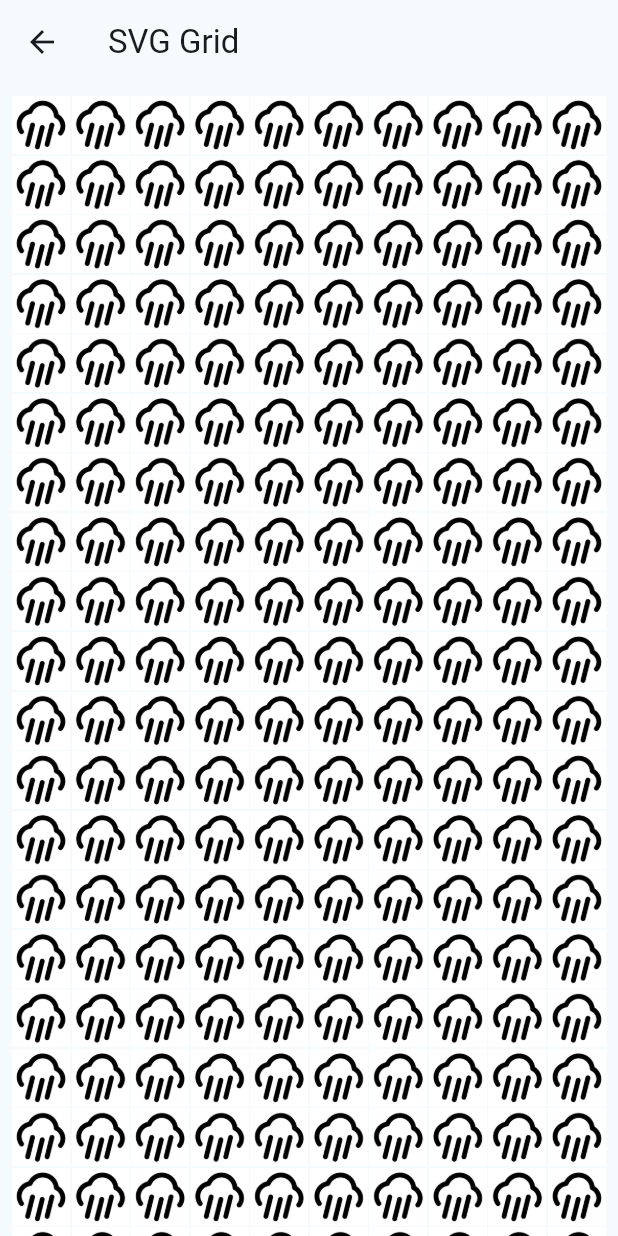
After one commit to tienanh306201z/coloring_by_name_demo, a Flutter app: the ShowGridScreen screen opened directly, on a phone screen of 412 x 824 dp. The commit adds this screen. Run offline on Flutter 3.47's test engine with Material 3 defaults, Android fonts, the phone set to English and light mode, and no system bars; our stand-ins replace copy_with_extension, flutter_svg, path_drawing.

Commit message:
version 1

```diff
--- /dev/null
+++ b/lib/features/coloring_test/show_grid_screen.dart
@@ -0,0 +1,60 @@
+import 'package:flutter/material.dart';
+import 'package:flutter_svg/svg.dart';
+
+class ShowGridScreen extends StatefulWidget {
+  const ShowGridScreen({super.key});
+
+  @override
+  State<ShowGridScreen> createState() => _ShowGridScreenState();
+}
+
+class _ShowGridScreenState extends State<ShowGridScreen> {
+  late final _cachedSvg = SvgPicture.asset('assets/test5.svg', fit: BoxFit.contain);
+  late final _cachedPng = Image.asset(
+    'assets/test6.png',
+    errorBuilder: (context, error, stackTrace) {
+      print('Error loading image: $error');
+      return const ColoredBox(
+        color: Colors.red,
+        child: Center(
+          child: Text(
+            '!',
+            style: TextStyle(color: Colors.white),
+          ),
+        ),
+      );
+    },
+    frameBuilder: (context, child, frame, wasSynchronouslyLoaded) {
+      if (frame == null) {
+        return const Center(child: CircularProgressIndicator());
+      }
+      return child;
+    },
+  );
+
+  @override
+  Widget build(BuildContext context) {
+    return Scaffold(
+      appBar: AppBar(
+        title: const Text('SVG Grid'),
+      ),
+      body: InteractiveViewer(
+        child: GridView.builder(
+          gridDelegate: const SliverGridDelegateWithFixedCrossAxisCount(
+            crossAxisCount: 10,
+            crossAxisSpacing: 1,
+            mainAxisSpacing: 1,
+            childAspectRatio: 1,
+          ),
+          cacheExtent: 500, // Cache more items
+          padding: const EdgeInsets.all(8),
+          itemCount: 1000,
+          addAutomaticKeepAlives: true,
+          itemBuilder: (context, index) {
+            return RepaintBoundary(child: _cachedPng);
+          },
+        ),
+      ),
+    );
+  }
+}
--- a/lib/main.dart
+++ b/lib/main.dart
@@ -1,4 +1,5 @@
 import 'package:base_flutter/features/coloring_by_name/coloring_svg_screen.dart';
+import 'package:base_flutter/features/coloring_test/show_grid_screen.dart';
 import 'package:flutter/material.dart';
 
 void main() {
```
Also changed, not shown: lib/features/coloring_by_name/coloring_svg_screen.dart (+41 -32 lines), lib/features/coloring_test/coloring_page.dart (added, +152 -0 lines), assets/test1.png (added), assets/test5.svg (added), assets/test6.png (added).
